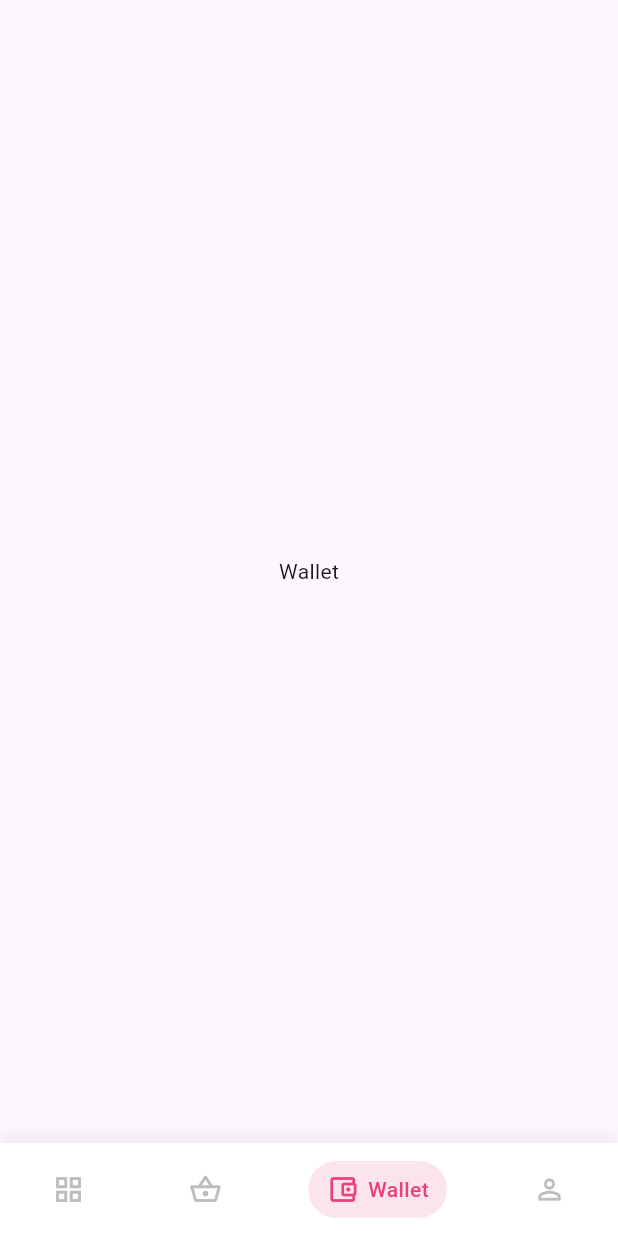
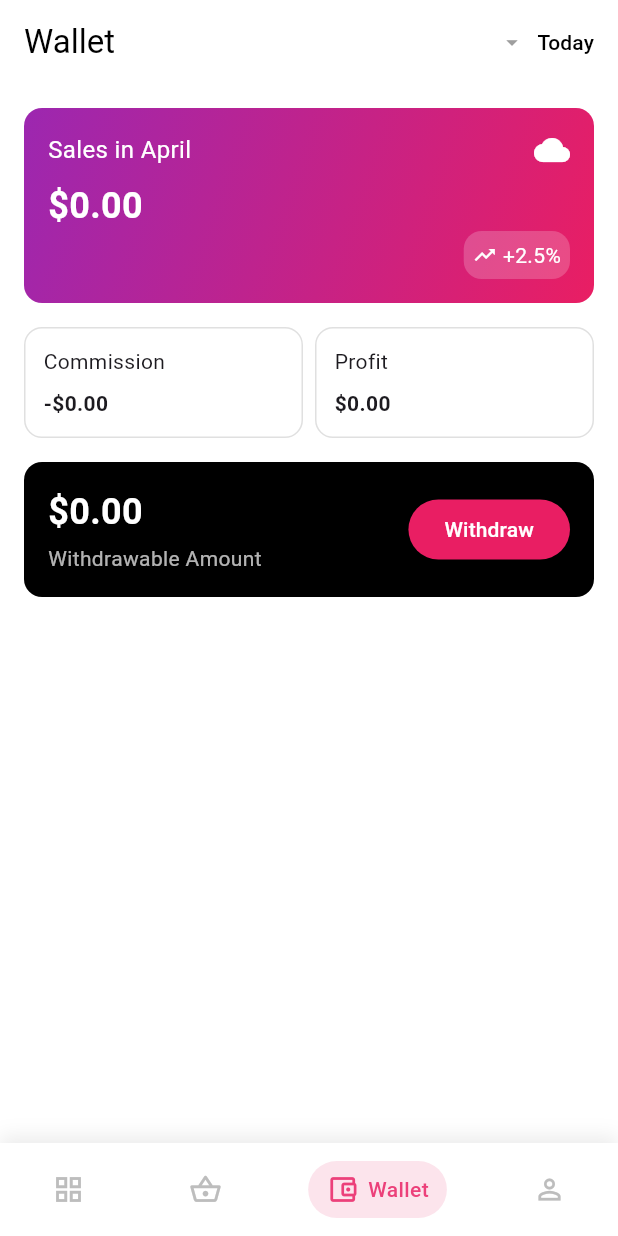
Before and after one commit to EWO-CHIKAMSO/Ready_ecommerce-dashboard, a Flutter app: the screen it shows after launch, item 3 of the bottom bar chosen, on a phone screen of 412 x 824 dp. Run offline on Flutter 3.47's test engine with Material 3 defaults, Android fonts, the phone set to English and light mode, and no system bars.

Commit message:
new commit

```diff
--- a/lib/screens/orders_screen.dart
+++ b/lib/screens/orders_screen.dart
@@ -1,5 +1,3 @@
-
-
 import 'package:flutter/material.dart';
 
 class OrdersPage extends StatefulWidget {
@@ -165,7 +163,9 @@ class _OrdersPageState extends State<OrdersPage> with SingleTickerProviderStateM
                 tabs: _tabs.map((tab) {
                   return Tab(
                     height: 40,
+                    child: Center(
                       child: Row(
+                        mainAxisSize: MainAxisSize.min,
                         children: [
                           Text(tab['title']),
                           if (tab['count'] != null)
@@ -176,6 +176,7 @@ class _OrdersPageState extends State<OrdersPage> with SingleTickerProviderStateM
                               ),
                             ),
                         ],
+                      ),
                     ),
                   );
                 }).toList(),
@@ -206,6 +207,7 @@ class _OrdersPageState extends State<OrdersPage> with SingleTickerProviderStateM
                       child: Center(
                         child: Column(
                           children: [
+                            SizedBox(height:20,),
                             buildOrderCard(
                               orderId: '${buildOrderCards[0]['orderId']}',
                               orderAmount: '${buildOrderCards[0]['orderAmount']}',
@@ -381,31 +383,44 @@ Widget buildOrderCard({
         ),
       ],
     ),
+    child: Padding(
+      padding: const EdgeInsets.all(8.0),
       child: Column(
         crossAxisAlignment: CrossAxisAlignment.start,
         children: [
           // Header with date and arrow
-        Padding(
-          padding: const EdgeInsets.symmetric(horizontal: 16, vertical: 12),
+          Container(
+              padding: const EdgeInsets.symmetric(horizontal: 12, vertical: 0),
+              decoration: BoxDecoration(
+                color:  Colors.grey[200],
+                borderRadius: BorderRadius.circular(20),
+              ),
               child: Row(
                 mainAxisAlignment: MainAxisAlignment.spaceBetween,
                 children: [
                    Text(
                     date,
-                style: const TextStyle(
+                    style: TextStyle(
                       fontSize: 14,
-                  fontWeight: FontWeight.w500,
+                      color: Colors.grey,
                     ),
                   ),
-              const Icon(Icons.chevron_right, color: Colors.grey),
+                 const Icon(
+                    Icons.chevron_right,
+                    color: Colors.grey,
+                  ),
                 ],
               ),
             ),
+            const SizedBox(height: 10),
 
-        // Order ID row
+          // Order details row
+          Row(
+            mainAxisAlignment: MainAxisAlignment.spaceAround,
+            children: [
               Padding(
                 padding: const EdgeInsets.symmetric(horizontal: 16, vertical: 6),
-          child: Row(
+                child: Column(
                   mainAxisAlignment: MainAxisAlignment.spaceBetween,
                   children: [
                     Text(
@@ -423,12 +438,9 @@ Widget buildOrderCard({
                 ),
               ),
 
-        const Divider(height: 1, thickness: 1, color: Color(0xFFEEEEEE)),
-
-        // Order Amount row
               Padding(
                 padding: const EdgeInsets.symmetric(horizontal: 16, vertical: 6),
-          child: Row(
+                child: Column(
                   mainAxisAlignment: MainAxisAlignment.spaceBetween,
                   children: [
                     Text(
@@ -446,7 +458,7 @@ Widget buildOrderCard({
               // Payment Method row
               Padding(
                 padding: const EdgeInsets.symmetric(horizontal: 16, vertical: 6),
-          child: Row(
+                child: Column(
                   mainAxisAlignment: MainAxisAlignment.spaceBetween,
                   children: [
                     Text(
@@ -460,6 +472,10 @@ Widget buildOrderCard({
                   ],
                 ),
               ),
+            ],
+          ),
+
+          const Divider(height: 1, thickness: 1, color: Color(0xFFEEEEEE)),
 
           // Location row
           Padding(
@@ -467,26 +483,20 @@ Widget buildOrderCard({
             child: Row(
               mainAxisAlignment: MainAxisAlignment.spaceBetween,
               children: [
+                Column(
+                  crossAxisAlignment: CrossAxisAlignment.start,
+                  children: [
                     Text(
                       "Location",
                       style: TextStyle(color: Colors.grey[400], fontSize: 12),
                     ),
-              Expanded(
-                child: Text(
+                    Text(
                       location,
                       style: const TextStyle(fontSize: 14),
-                  textAlign: TextAlign.right,
-                ),
                     ),
                   ],
                 ),
-        ),
-
-        // Buttons row
-        Padding(
-          padding: const EdgeInsets.all(16),
-          child: Row(
-            mainAxisAlignment: MainAxisAlignment.end,
+                Row(
                   children: [
                     OutlinedButton(
                       onPressed: () {
@@ -519,8 +529,11 @@ Widget buildOrderCard({
                     ),
                   ],
                 ),
-        )
               ],
+            ),
+          ),
+        ],
+      ),
     ),
   );
 }
--- /dev/null
+++ b/lib/screens/wallet.dart
@@ -0,0 +1,199 @@
+import 'package:flutter/material.dart';
+
+class Wallet extends StatefulWidget {
+  const Wallet({super.key});
+
+  @override
+  State<Wallet> createState() => _WalletState();
+}
+
+class _WalletState extends State<Wallet> {
+  bool isDropdownOpen = false;
+  String selectedTimeframe = "Today";
+  final List<String> timeframes=[
+     "Today", "This Week", "Last Week", "This Month", "Last Month", "This Year", "Last Year"
+  ];
+
+  @override
+  Widget build(BuildContext context) {
+    return MaterialApp(
+      debugShowCheckedModeBanner: false,
+      home: Scaffold(
+        backgroundColor: Colors.white,
+        appBar: AppBar(
+          title: const Text("Wallet", style: TextStyle(color: Colors.black)),
+          backgroundColor: Colors.white,
+          elevation: 0,
+          actions: [
+            TextButton.icon(
+              onPressed: () {
+                setState(() {
+                  isDropdownOpen = !isDropdownOpen;
+                });
+              },
+              icon: const Icon(Icons.arrow_drop_down, color: Colors.grey),
+              label: Text(selectedTimeframe, style: const TextStyle(color: Colors.black)),
+            ),
+          ],
+        ),
+        body: Stack(
+          children: [
+            Padding(
+              padding: const EdgeInsets.all(16.0),
+              child: Column(
+                crossAxisAlignment: CrossAxisAlignment.start,
+                children: [
+                  Container(
+                    padding: const EdgeInsets.all(16),
+                    decoration: BoxDecoration(
+                      borderRadius: BorderRadius.circular(12),
+                      gradient: const LinearGradient(
+                        colors: [Colors.purple, Colors.pink],
+                        begin: Alignment.topLeft,
+                        end: Alignment.bottomRight,
+                      ),
+                    ),
+                    child: Column(
+                      crossAxisAlignment: CrossAxisAlignment.start,
+                      children: [
+                        const Row(
+                          mainAxisAlignment: MainAxisAlignment.spaceBetween,
+                          children: [
+                            Text("Sales in April", style: TextStyle(color: Colors.white, fontSize: 16)),
+                            Icon(Icons.cloud, color: Colors.white),
+                          ],
+                        ),
+                        const SizedBox(height: 8),
+                        const Text("\$0.00", style: TextStyle(color: Colors.white, fontSize: 24, fontWeight: FontWeight.bold)),
+                        Align(
+                          alignment: Alignment.topRight,
+                          child: Container(
+                            padding: const EdgeInsets.all(6),
+                            decoration: BoxDecoration(
+                              color: Colors.white.withOpacity(0.2),
+                              borderRadius: BorderRadius.circular(12),
+                            ),
+                            child: const Row(
+                              mainAxisSize: MainAxisSize.min,
+                              children: [
+                                Icon(Icons.trending_up, color: Colors.white, size: 16),
+                                SizedBox(width: 4),
+                                Text("+2.5%", style: TextStyle(color: Colors.white, fontSize: 14)),
+                              ],
+                            ),
+                          ),
+                        ),
+                      ],
+                    ),
+                  ),
+                  const SizedBox(height: 16),
+                  Row(
+                    children: [
+                      Expanded(
+                        child: Container(
+                          padding: const EdgeInsets.all(12),
+                          decoration: BoxDecoration(
+                            color: Colors.white,
+                            borderRadius: BorderRadius.circular(12),
+                            border: Border.all(color: Colors.grey.shade300),
+                          ),
+                          child: const Column(
+                            crossAxisAlignment: CrossAxisAlignment.start,
+                            children: [
+                              Text("Commission"),
+                              SizedBox(height: 8),
+                              Text("-\$0.00", style: TextStyle(fontWeight: FontWeight.bold)),
+                            ],
+                          ),
+                        ),
+                      ),
+                      const SizedBox(width: 8),
+                      Expanded(
+                        child: Container(
+                          padding: const EdgeInsets.all(12),
+                          decoration: BoxDecoration(
+                            color: Colors.white,
+                            borderRadius: BorderRadius.circular(12),
+                            border: Border.all(color: Colors.grey.shade300),
+                          ),
+                          child: const Column(
+                            crossAxisAlignment: CrossAxisAlignment.start,
+                            children: [
+                              Text("Profit"),
+                              SizedBox(height: 8),
+                              Text("\$0.00", style: TextStyle(fontWeight: FontWeight.bold)),
+                            ],
+                          ),
+                        ),
+                      ),
+                    ],
+                  ),
+                  const SizedBox(height: 16),
+                  Container(
+                    padding: const EdgeInsets.all(16),
+                    decoration: BoxDecoration(
+                      color: Colors.black,
+                      borderRadius: BorderRadius.circular(12),
+                    ),
+                    child: Row(
+                      mainAxisAlignment: MainAxisAlignment.spaceBetween,
+                      children: [
+                        const Column(
+                          crossAxisAlignment: CrossAxisAlignment.start,
+                          children: [
+                            Text("\$0.00", style: TextStyle(color: Colors.white, fontSize: 24, fontWeight: FontWeight.bold)),
+                            SizedBox(height: 4),
+                            Text("Withdrawable Amount", style: TextStyle(color: Colors.white70, fontSize: 14)),
+                          ],
+                        ),
+                        ElevatedButton(
+                          onPressed: () {},
+                          style: ElevatedButton.styleFrom(
+                            backgroundColor: Colors.pink,
+                            shape: RoundedRectangleBorder(borderRadius: BorderRadius.circular(20)),
+                          ),
+                          child: const Text("Withdraw", style: TextStyle(color: Colors.white)),
+                        ),
+                      ],
+                    ),
+                  ),
+                ],
+              ),
+            ),
+            if (isDropdownOpen)
+              Positioned(
+                right: 16,
+                top: 60,
+                child: Material(
+                  elevation: 4,
+                  borderRadius: BorderRadius.circular(12),
+                  child: Container(
+                    padding: const EdgeInsets.all(8),
+                    decoration: BoxDecoration(
+                      color: Colors.white,
+                      borderRadius: BorderRadius.circular(12),
+                    ),
+                    child: Column(
+                      mainAxisSize: MainAxisSize.min,
+                      children: [
+                        for (var time in ["Today", "This Week", "Last Week", "This Month", "Last Month", "This Year", "Last Year"])
+                          ListTile(
+                            title: Text(time),
+                            onTap: () {
+                              setState(() {
+                                selectedTimeframe = time;
+                                isDropdownOpen = false;
+                              });
+                            },
+                          ),
+                      ],
+                    )
+                  ),
+                ),
+              ),
+          ],
+        ),
+      ),
+    );
+  }
+}
--- a/lib/widgets/buttomnav.dart
+++ b/lib/widgets/buttomnav.dart
@@ -1,6 +1,7 @@
 import 'package:flutter/material.dart';
 import 'package:ready_ecommerce/screens/dashboard.dart';
 import 'package:ready_ecommerce/screens/orders_screen.dart';
+import 'package:ready_ecommerce/screens/wallet.dart';
 
 
 class BottomNav extends StatefulWidget {
@@ -16,7 +17,7 @@ class _BottomNavState extends State<BottomNav> {
   final List<Widget> _pages = const [
    EcommerceDashboard(),
    OrdersPage(),
-    Center(child: Text('Wallet')),
+   Wallet(),
     Center(child: Text('Profile')),
   ];
 
```
Lines whose indentation alone changed are shown as unchanged.
